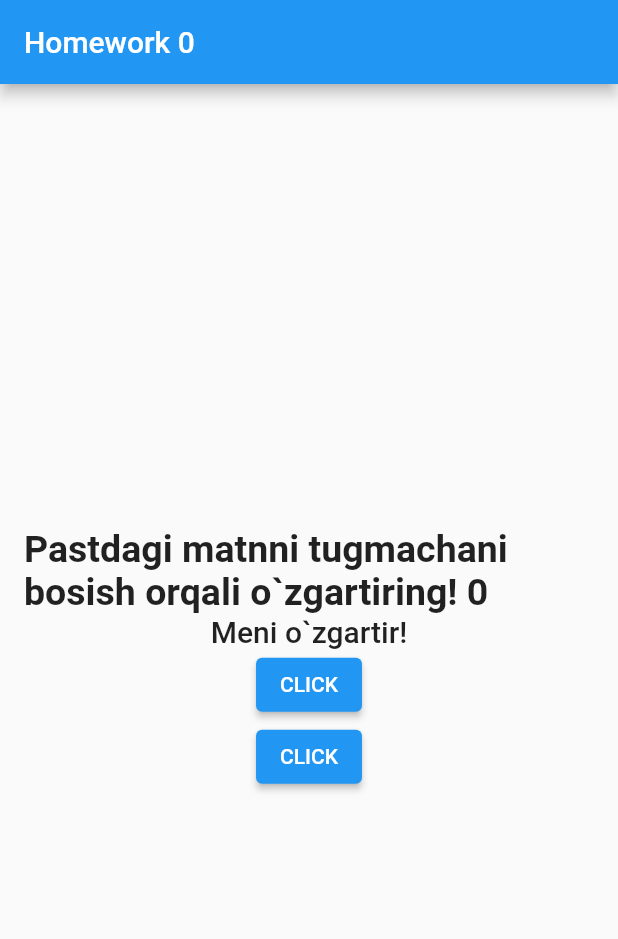
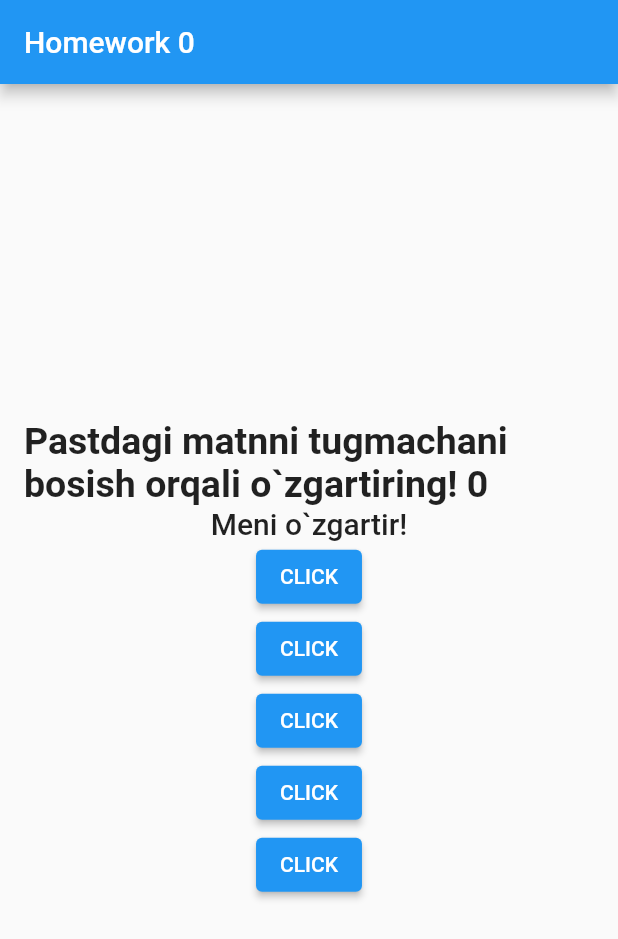
Before and after one commit to samuraixan/first_homework_flutter, a Flutter app: the screen it shows after launch, on a phone screen of 412 x 824 dp. Shown: the top 939 px of the screen. Run offline on Flutter 3.47's test engine with Material 2 defaults, Android fonts, the phone set to English and light mode, and no system bars.

Commit message:
Uchta batton qoshildi

```diff
--- a/lib/main.dart
+++ b/lib/main.dart
@@ -123,6 +123,18 @@ class HomeworkState extends State<Homework> {
                 onPressed: changeText,
                 child: const Text("CLICK"),
               ),
+              ElevatedButton(
+                onPressed: changeText,
+                child: const Text("CLICK"),
+              ),
+              ElevatedButton(
+                onPressed: changeText,
+                child: const Text("CLICK"),
+              ),
+              ElevatedButton(
+                onPressed: changeText,
+                child: const Text("CLICK"),
+              ),
             ],
           ),
         ));
```
